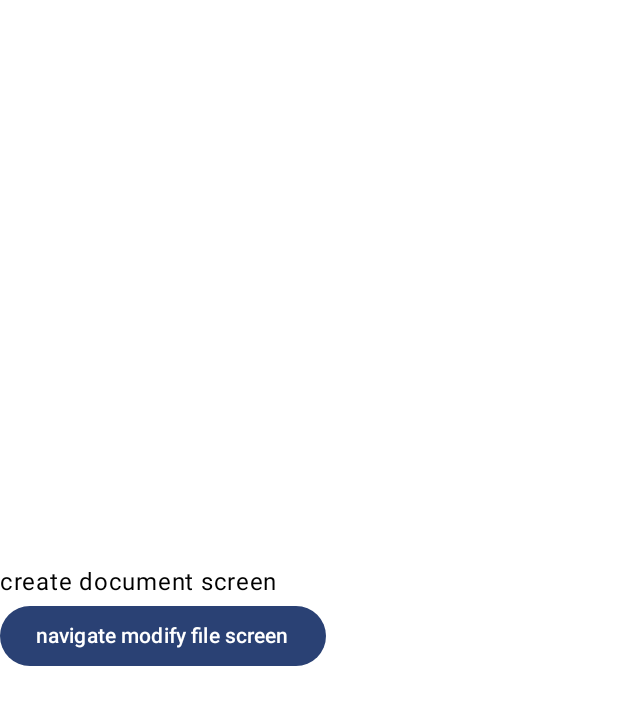
After one commit to ImGaram/Text-Extractor, an Android app built with Jetpack Compose: the composable PagerScreen shown on its own in the app's theme, on a phone screen of 412 x 824 dp. The commit adds this screen. Shown: the top 705 px of the screen. Run offline under Robolectric (Android 15) with nearby library versions, the phone set to English and light mode, and no system bars.

Commit message:
:sparkles: :: 각 화면 navigation 테스트 준비

```diff
--- /dev/null
+++ b/app/src/main/java/com/caramm/textextractor/feature/pager/PagerScreen.kt
@@ -0,0 +1,26 @@
+package com.caramm.textextractor.feature.pager
+
+import androidx.compose.foundation.layout.fillMaxSize
+import androidx.compose.foundation.pager.HorizontalPager
+import androidx.compose.foundation.pager.rememberPagerState
+import androidx.compose.runtime.Composable
+import androidx.compose.ui.Modifier
+import androidx.navigation.NavHostController
+import com.caramm.textextractor.feature.modifyfile.navigation.navigateToModifyFile
+import com.caramm.textextractor.feature.pager.screen.CreateDocumentScreen
+import com.caramm.textextractor.feature.pager.screen.FilesScreen
+
+@Composable
+fun PagerScreen(navController: NavHostController) {
+    val pagerState = rememberPagerState { 2 }
+
+    HorizontalPager(
+        state = pagerState,
+        modifier = Modifier.fillMaxSize()
+    ) { currentPage ->
+        when (currentPage) {
+            0 -> CreateDocumentScreen { navController.navigateToModifyFile(it) }
+            1 -> FilesScreen { navController.navigateToModifyFile(it) }
+        }
+    }
+}
--- /dev/null
+++ b/app/src/main/java/com/caramm/textextractor/feature/pager/screen/CreateDocumentScreen.kt
@@ -0,0 +1,19 @@
+package com.caramm.textextractor.feature.pager.screen
+
+import androidx.compose.foundation.layout.Column
+import androidx.compose.material3.Button
+import androidx.compose.material3.Text
+import androidx.compose.runtime.Composable
+
+@Composable
+fun CreateDocumentScreen(navigateToModifyFile: (String) -> Unit) {
+    Column {
+        Text("create document screen")
+
+        Button(
+            onClick = { navigateToModifyFile("create document to modify") }
+        ) {
+            Text("navigate modify file screen")
+        }
+    }
+}
```
Also changed, not shown: app/src/main/java/com/caramm/textextractor/feature/createdocument/CreateDocumentScreen.kt (deleted, +0 -8 lines), app/src/main/java/com/caramm/textextractor/feature/files/FilesScreen.kt (deleted, +0 -7 lines), app/src/main/java/com/caramm/textextractor/feature/pager/screen/FilesScreen.kt (added, +19 -0 lines), app/src/main/java/com/caramm/textextractor/feature/permission/PermissionScreen.kt (+13 -1 lines).
